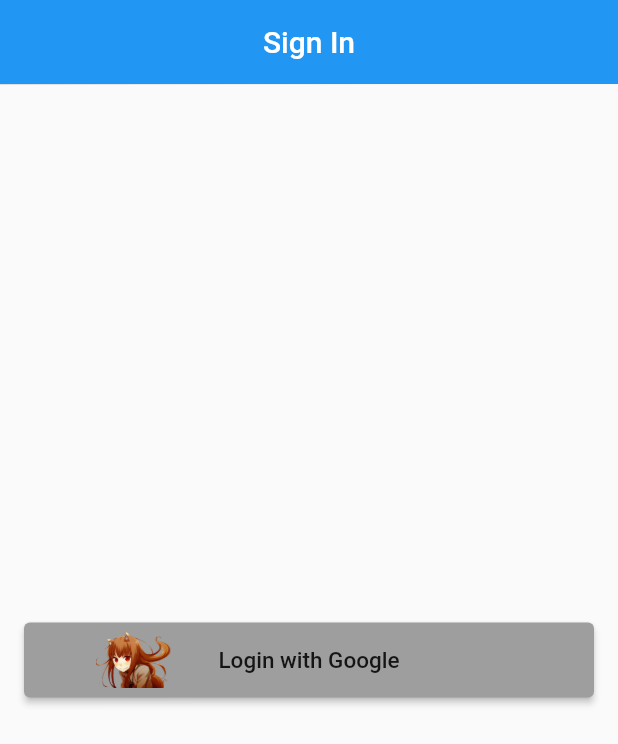
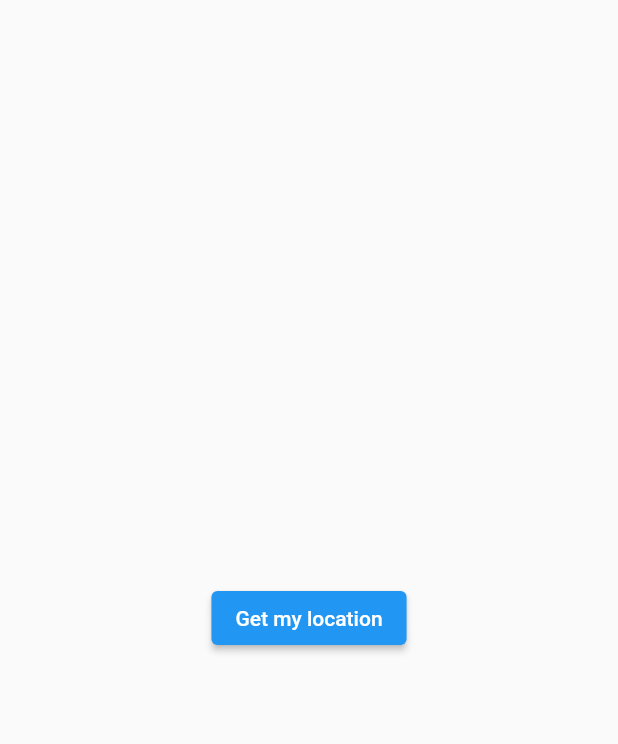
Before and after one commit to CrazioChae/coldbrewedflutter, a Flutter app: the screen it shows after launch, on a phone screen of 412 x 824 dp. Shown: the top 744 px of the screen. Run offline on Flutter 3.47's test engine with Material 2 defaults, Android fonts, the phone set to English and light mode, and no system bars; our stand-ins replace fluttertoast.

Commit message:
220723 / Weather app Get my location

```diff
--- a/lib/main.dart
+++ b/lib/main.dart
@@ -1,9 +1,9 @@
-import 'package:flutter/cupertino.dart';
 import 'package:flutter/material.dart';
-
-void main() {
-  runApp(MyApp());
-}
+import 'package:flutter_app/screens/ScreenA.dart';
+import 'package:flutter_app/screens/ScreenB.dart';
+import 'package:flutter_app/screens/ScreenC.dart';
+import 'package:flutter_app/screens/loading.dart';
+void main() => runApp(MyApp());
 
 class MyApp extends StatelessWidget {
   const MyApp({Key? key}) : super(key: key);
@@ -11,67 +11,18 @@ class MyApp extends StatelessWidget {
   @override
   Widget build(BuildContext context) {
     return MaterialApp(
-      title: 'Login App',
-      theme: ThemeData(primarySwatch: Colors.grey),
-      home: LogIn(),
+      title: 'Weather App',
+      theme: ThemeData(
+        primarySwatch: Colors.blue,
+      ),
+      home: Loading(),
+      debugShowCheckedModeBanner: false,
+      /*initialRoute: '/a',
+      routes: {
+        '/a': (context) => ScreenA(),
+        '/b': (context) => ScreenB(),
+        '/c': (context) => ScreenC(),
+      },*/
     );
   }
 }
-
-class LogIn extends StatelessWidget {
-  const LogIn({Key? key}) : super(key: key);
-
-  @override
-  Widget build(BuildContext context) {
-    return Scaffold(
-      appBar: AppBar(
-        backgroundColor: Colors.blue,
-        title: Text(
-          'Sign In',
-          style: TextStyle(color: Colors.white),
-        ),
-        centerTitle: true,
-        elevation: 0.2,
-      ),
-      body: Padding(
-        padding: EdgeInsets.all(16),
-        child: Column(
-          mainAxisAlignment: MainAxisAlignment.center,
-          children: [
-            ButtonTheme(
-              height: 50,
-              child: ElevatedButton(
-                onPressed: () {},
-                child: Row(
-                  mainAxisAlignment: MainAxisAlignment.spaceEvenly,
-                  children: [
-                    Image.asset(
-                      'assets/horo1.png',
-                      width: 50,
-                      height: 50,
-                    ),
-                    Text(
-                      'Login with Google',
-                      style: TextStyle(
-                        color: Colors.black87,
-                        fontSize: 15,
-                      ),
-                    ),
-                    Opacity(
-                      opacity: 0,
-                      child: Image.asset(
-                        'assets/horo1.png',
-                        width: 50,
-                        height: 50,
-                      ),
-                    )
-                  ],
-                ),
-              ),
-            )
-          ],
-        ),
-      ),
-    );
-  }
-}
--- /dev/null
+++ b/lib/screens/loading.dart
@@ -0,0 +1,33 @@
+import 'package:flutter/material.dart';
+
+class Loading extends StatefulWidget {
+  const Loading({Key? key}) : super(key: key);
+
+  @override
+  State<Loading> createState() => _LoadingState();
+}
+
+class _LoadingState extends State<Loading> {
+  @override
+  Widget build(BuildContext context) {
+    return Scaffold(
+      body: Center(
+        child: ElevatedButton(
+          onPressed: () {},
+          child: Text(
+            'Get my location',
+            style: TextStyle(
+              color: Colors.white,
+            ),
+          ),
+          style: ElevatedButton.styleFrom(
+            primary: Colors.blue,
+            shape: RoundedRectangleBorder(
+              borderRadius: BorderRadius.circular(4),
+            ),
+          ),
+        ),
+      ),
+    );
+  }
+}
--- a/pubspec.yaml
+++ b/pubspec.yaml
@@ -35,6 +35,7 @@ dependencies:
   # The following adds the Cupertino Icons font to your application.
   # Use with the CupertinoIcons class for iOS style icons.
   cupertino_icons: ^1.0.2
+  geolocator: ^9.0.1
 
 dev_dependencies:
   flutter_test:
@@ -61,6 +62,7 @@ flutter:
   # To add assets to your application, add an assets section, like this:
   assets:
     - assets/
+    - images/
 
   # An image asset can refer to one or more resolution-specific "variants", see
   # https://flutter.dev/assets-and-images/#resolution-aware
```
Also changed, not shown: lib/ScreenA.dart (deleted, +0 -35 lines), lib/ScreenB.dart (deleted, +0 -22 lines), lib/login_app/login.dart (added, +160 -0 lines), lib/my_button/my_button.dart (added, +51 -0 lines), lib/screens/ScreenA.dart (added, +54 -0 lines), lib/screens/ScreenB.dart (added, +55 -0 lines), lib/screens/ScreenC.dart (renamed from lib/ScreenC.dart), pubspec.lock, 1 other file.
